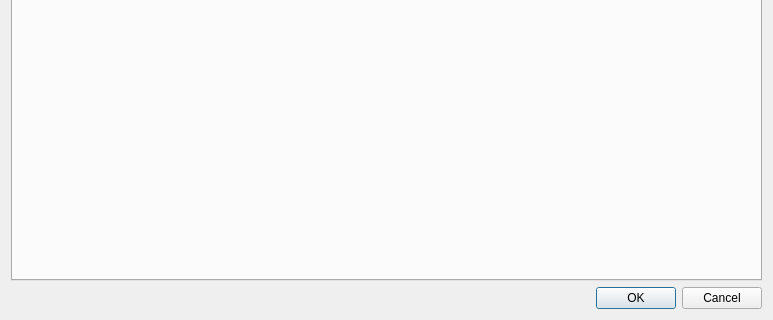
Old version of the form core/ui/shared/dscenario.ui in the repository Giswater/giswater_qgis_plugin; both pictures show x 0 to 773 and y 205 to 525 of the 773 by 525 pixel window.
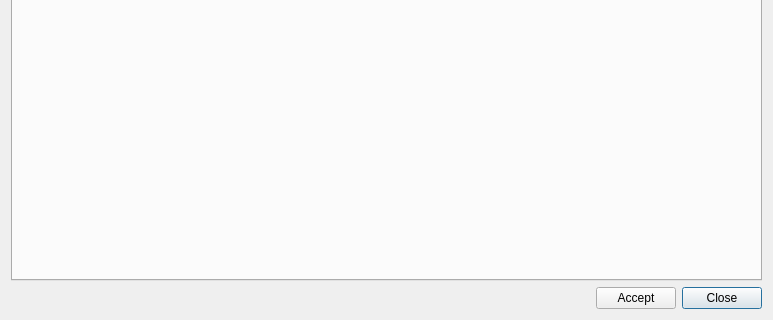
New version of the form.

Commit message: feat(.ui files): add lyt_buttons in missing files

```diff
--- a/core/ui/shared/dscenario.ui
+++ b/core/ui/shared/dscenario.ui
@@ -14,16 +14,6 @@
    <string>Dialog</string>
   </property>
   <layout class="QGridLayout" name="gridLayout">
-   <item row="2" column="0">
-    <widget class="QDialogButtonBox" name="buttonBox">
-     <property name="orientation">
-      <enum>Qt::Horizontal</enum>
-     </property>
-     <property name="standardButtons">
-      <set>QDialogButtonBox::Cancel|QDialogButtonBox::Ok</set>
-     </property>
-    </widget>
-   </item>
    <item row="1" column="0">
     <widget class="QTabWidget" name="main_tab">
      <property name="currentIndex">
@@ -31,6 +21,37 @@
      </property>
     </widget>
    </item>
+   <item row="4" column="0">
+    <layout class="QGridLayout" name="lyt_buttons">
+     <item row="0" column="2">
+      <widget class="QPushButton" name="btn_close">
+       <property name="text">
+        <string>Close</string>
+       </property>
+      </widget>
+     </item>
+     <item row="0" column="0">
+      <spacer name="horizontalSpacer_2">
+       <property name="orientation">
+        <enum>Qt::Horizontal</enum>
+       </property>
+       <property name="sizeHint" stdset="0">
+        <size>
+         <width>40</width>
+         <height>20</height>
+        </size>
+       </property>
+      </spacer>
+     </item>
+     <item row="0" column="1">
+      <widget class="QPushButton" name="btn_accept">
+       <property name="text">
+        <string>Accept</string>
+       </property>
+      </widget>
+     </item>
+    </layout>
+   </item>
    <item row="0" column="0">
     <layout class="QHBoxLayout" name="horizontalLayout">
      <item>
```
Left out of the diff: 35 changed lines with no effect on the pictures. The commit also changes 29 other files.
